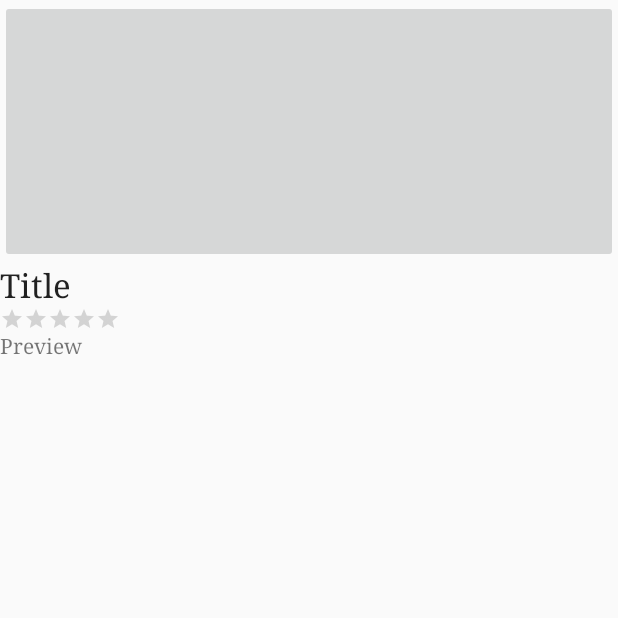
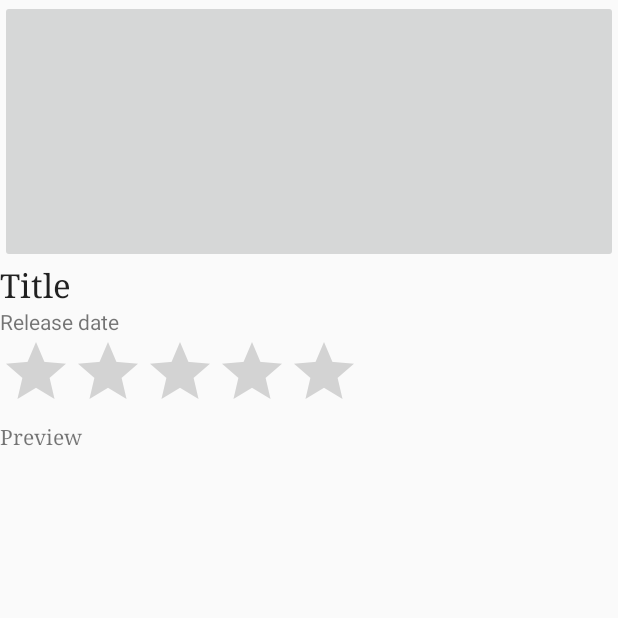
Before and after one commit to yemilyz/Flickster, an Android app: the MovieDetailsActivity screen opened directly, with no data from a screen before it, on a phone screen of 412 x 824 dp, the top half of it. Run offline under Robolectric (Android 15) with nearby library versions, the phone set to English and light mode, and no system bars; our stand-ins replace ButterKnife; libraries missing offline, so code that uses them is left out: com.loopj.android, cz.msebera.android, org.parceler; 6 statements that could not run were skipped.

Commit message:
Finished loading Youtube Trailer

```diff
--- a/app/src/main/AndroidManifest.xml
+++ b/app/src/main/AndroidManifest.xml
@@ -18,9 +18,9 @@
                 <category android:name="android.intent.category.LAUNCHER" />
             </intent-filter>
         </activity>
-        <activity android:name=".models.MovieDetailsActivity" />
         <activity android:name=".MovieDetailsActivity" />
-        <activity android:name=".MovieTrailerActivity"></activity>
+        <activity android:name=".MovieTrailerActivity"
+            android:screenOrientation="landscape"></activity>
     </application>
 
 </manifest>
--- a/app/src/main/java/com/example/emilyz/flickster/MovieAdapter.java
+++ b/app/src/main/java/com/example/emilyz/flickster/MovieAdapter.java
@@ -8,6 +8,7 @@ import android.support.v7.widget.RecyclerView;
 import android.view.LayoutInflater;
 import android.view.View;
 import android.view.ViewGroup;
+import android.widget.ImageButton;
 import android.widget.ImageView;
 import android.widget.TextView;
 
--- a/app/src/main/java/com/example/emilyz/flickster/MovieDetailsActivity.java
+++ b/app/src/main/java/com/example/emilyz/flickster/MovieDetailsActivity.java
@@ -1,19 +1,36 @@
 package com.example.emilyz.flickster;
 
+import android.content.Intent;
 import android.os.Bundle;
+import android.support.annotation.Nullable;
 import android.support.v7.app.AppCompatActivity;
 import android.util.Log;
+import android.view.View;
+import android.widget.ImageButton;
 import android.widget.RatingBar;
 import android.widget.TextView;
+import android.widget.Toast;
 
 import com.example.emilyz.flickster.models.Movie;
+import com.loopj.android.http.AsyncHttpClient;
+import com.loopj.android.http.JsonHttpResponseHandler;
+import com.loopj.android.http.RequestParams;
 
+
+import org.json.JSONArray;
+import org.json.JSONException;
+import org.json.JSONObject;
 import org.parceler.Parcels;
 import org.w3c.dom.Text;
 
 import butterknife.BindArray;
 import butterknife.BindView;
 import butterknife.ButterKnife;
+import cz.msebera.android.httpclient.Header;
+
+import static com.example.emilyz.flickster.MovieListActivity.API_BASE_URL;
+import static com.example.emilyz.flickster.MovieListActivity.API_KEY_PARAM;
+
 
 public class MovieDetailsActivity extends AppCompatActivity {
 
@@ -24,12 +41,20 @@ public class MovieDetailsActivity extends AppCompatActivity {
     @BindView(R.id.tvTitle) TextView tvTitle;
     @BindView(R.id.tvOverview) TextView tvOverview;
     @BindView(R.id.rbVoteAverage) RatingBar rbVoteAverage;
+    @BindView(R.id.tvReleaseDate) TextView tvReleaseDate;
+    @Nullable @BindView(R.id.ibVideo) ImageButton ibVideo;
+
+
 
     @Override
     protected void onCreate(Bundle savedInstanceState) {
         super.onCreate(savedInstanceState);
+        //initialize client
+
+
         setContentView(R.layout.activity_movie_details);
         ButterKnife.bind(this);
+
         //resolve view objects
         /**tvTitle = (TextView) findViewById(R.id.tvTitle);
         tvOverview = (TextView) findViewById(R.id.tvOverview);
@@ -47,6 +72,20 @@ public class MovieDetailsActivity extends AppCompatActivity {
         float voteAverage = movie.getVoteAverage().floatValue();
         rbVoteAverage.setRating(voteAverage = voteAverage > 0 ? voteAverage / 2.0f : voteAverage);
 
+        //set release date
+        tvReleaseDate.setText("Release date: "+ movie.getReleaseDate());
+
+        ibVideo.setOnClickListener(new View.OnClickListener(){
+            @Override
+            public void onClick(View v){
+                Intent intent = null;
+                intent = new Intent(MovieDetailsActivity.this, MovieTrailerActivity.class);
+                if(intent != null){
+                    intent.putExtra(Movie.class.getSimpleName(), Parcels.wrap(movie));
+                    startActivity(intent);
+                }
+            }
+        });
 
 
     }
--- a/app/src/main/java/com/example/emilyz/flickster/models/Config.java
+++ b/app/src/main/java/com/example/emilyz/flickster/models/Config.java
@@ -3,11 +3,14 @@ package com.example.emilyz.flickster.models;
 import org.json.JSONArray;
 import org.json.JSONException;
 import org.json.JSONObject;
+import org.parceler.Parcel;
 
 /**
  * Created by emilyz on 6/21/17.
  */
 
+
+@Parcel
 public class Config {
     //the base url for loading images
     String imageBaseUrl;
--- a/app/src/main/res/layout/activity_movie_details.xml
+++ b/app/src/main/res/layout/activity_movie_details.xml
@@ -29,14 +29,14 @@
 
     <RatingBar
         android:id="@+id/rbVoteAverage"
-        style="@style/Widget.AppCompat.RatingBar.Small"
+        style="@style/Widget.AppCompat.RatingBar"
         android:layout_width="wrap_content"
         android:layout_height="wrap_content"
+        android:layout_alignParentLeft="true"
+        android:layout_alignParentStart="true"
+        android:layout_below="@+id/tvReleaseDate"
         android:numStars="5"
-        android:rating="0.5"
-        android:layout_below="@+id/tvTitle"
-        android:layout_alignParentLeft="true"
-        android:layout_alignParentStart="true" />
+        android:rating="0.5" />
 
     <TextView
         android:id="@+id/tvOverview"
@@ -50,4 +50,15 @@
         android:layout_alignParentBottom="true"
         android:layout_alignParentRight="true"
         android:layout_alignParentEnd="true" />
+
+    <TextView
+        android:id="@+id/tvReleaseDate"
+        android:layout_width="wrap_content"
+        android:layout_height="wrap_content"
+        android:layout_alignParentEnd="true"
+        android:layout_alignParentLeft="true"
+        android:layout_alignParentRight="true"
+        android:layout_alignParentStart="true"
+        android:layout_below="@+id/tvTitle"
+        android:text="Release date" />
 </RelativeLayout>
--- a/app/src/main/res/layout/activity_movie_trailer.xml
+++ b/app/src/main/res/layout/activity_movie_trailer.xml
@@ -8,7 +8,7 @@
 
     <com.google.android.youtube.player.YouTubePlayerView
         android:id="@+id/player"
-        android:layout_width="368dp"
+        android:layout_width="fill_parent"
         android:layout_height="wrap_content"
         tools:layout_editor_absoluteY="0dp"
         tools:layout_editor_absoluteX="8dp" />
```
Also changed, not shown: app/src/main/java/com/example/emilyz/flickster/ConnectionActivity.java (added, +17 -0 lines), app/src/main/java/com/example/emilyz/flickster/MovieTrailerActivity.java (+55 -26 lines), app/src/main/java/com/example/emilyz/flickster/models/Movie.java (+13 -6 lines), app/src/main/java/com/example/emilyz/flickster/models/Video.java (added, +50 -0 lines).
